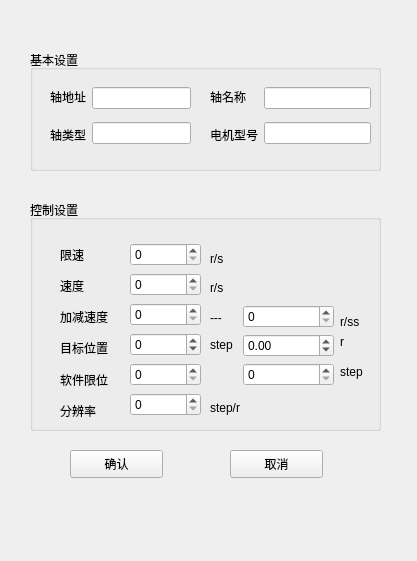
Above: setui.ui from Mr-tang0/motor before the change. Below: the same form after it.
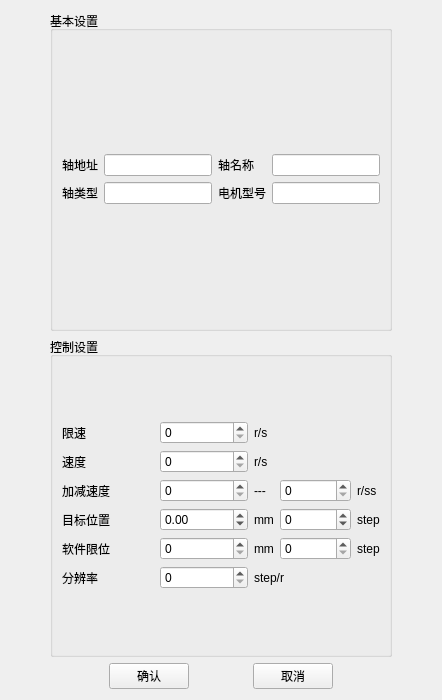
That is the form after the change.

```diff
--- a/setui.ui
+++ b/setui.ui
@@ -6,177 +6,156 @@
    <rect>
     <x>0</x>
     <y>0</y>
-    <width>417</width>
-    <height>561</height>
+    <width>442</width>
+    <height>700</height>
    </rect>
   </property>
   <property name="windowTitle">
    <string>Form</string>
   </property>
+  <layout class="QGridLayout" name="gridLayout_5">
+   <item row="0" column="0">
+    <layout class="QGridLayout" name="gridLayout_4">
+     <item row="0" column="0">
+      <layout class="QHBoxLayout" name="horizontalLayout_5">
+       <item>
+        <spacer name="horizontalSpacer_2">
+         <property name="orientation">
+          <enum>Qt::Horizontal</enum>
+         </property>
+         <property name="sizeHint" stdset="0">
+          <size>
+           <width>40</width>
+           <height>20</height>
+          </size>
+         </property>
+        </spacer>
+       </item>
+       <item>
+        <layout class="QVBoxLayout" name="verticalLayout_5">
+         <item>
+          <widget class="QGroupBox" name="groupBox">
+           <property name="title">
+            <string>基本设置</string>
+           </property>
+           <layout class="QGridLayout" name="gridLayout_6">
+            <item row="0" column="0">
+             <layout class="QHBoxLayout" name="horizontalLayout_6">
+              <item>
+               <layout class="QHBoxLayout" name="horizontalLayout">
+                <item>
+                 <layout class="QVBoxLayout" name="verticalLayout_4">
+                  <item>
+                   <widget class="QLabel" name="label">
+                    <property name="text">
+                     <string>轴地址</string>
+                    </property>
+                   </widget>
+                  </item>
+                  <item>
+                   <widget class="QLabel" name="label_3">
+                    <property name="text">
+                     <string>轴类型</string>
+                    </property>
+                   </widget>
+                  </item>
+                 </layout>
+                </item>
+                <item>
+                 <layout class="QVBoxLayout" name="verticalLayout_2">
+                  <item>
+                   <widget class="QLineEdit" name="addressSet"/>
+                  </item>
+                  <item>
+                   <widget class="QLineEdit" name="typeSet"/>
+                  </item>
+                 </layout>
+                </item>
+               </layout>
+              </item>
+              <item>
+               <layout class="QHBoxLayout" name="horizontalLayout_2">
+                <item>
+                 <layout class="QVBoxLayout" name="verticalLayout_3">
+                  <item>
+                   <widget class="QLabel" name="label_2">
+                    <property name="text">
+                     <string>轴名称</string>
+                    </property>
+                   </widget>
+                  </item>
+                  <item>
+                   <widget class="QLabel" name="label_4">
+                    <property name="text">
+                     <string>电机型号</string>
+                    </property>
+                   </widget>
+                  </item>
+                 </layout>
+                </item>
+                <item>
+                 <layout class="QVBoxLayout" name="verticalLayout">
+                  <item>
+                   <widget class="QLineEdit" name="nameSet"/>
+                  </item>
+                  <item>
+                   <widget class="QLineEdit" name="versionSet"/>
+                  </item>
+                 </layout>
+                </item>
+               </layout>
+              </item>
+             </layout>
+            </item>
+           </layout>
+          </widget>
+         </item>
+         <item>
   <widget class="QGroupBox" name="groupBox_2">
-   <property name="geometry">
-    <rect>
-     <x>30</x>
-     <y>200</y>
-     <width>351</width>
-     <height>231</height>
-    </rect>
-   </property>
    <property name="title">
     <string>控制设置</string>
    </property>
-   <widget class="QLabel" name="label_12">
-    <property name="geometry">
-     <rect>
-      <x>180</x>
-      <y>80</y>
-      <width>71</width>
-      <height>16</height>
-     </rect>
-    </property>
-    <property name="text">
-     <string>r/s</string>
-    </property>
-   </widget>
-   <widget class="QLabel" name="label_11">
-    <property name="geometry">
-     <rect>
-      <x>180</x>
-      <y>51</y>
-      <width>71</width>
-      <height>16</height>
-     </rect>
-    </property>
-    <property name="text">
-     <string>r/s</string>
-    </property>
-   </widget>
-   <widget class="QLabel" name="label_16">
-    <property name="geometry">
-     <rect>
-      <x>180</x>
-      <y>110</y>
-      <width>71</width>
-      <height>16</height>
-     </rect>
-    </property>
-    <property name="text">
-     <string>---</string>
-    </property>
-   </widget>
-   <widget class="QLabel" name="label_17">
-    <property name="geometry">
-     <rect>
-      <x>310</x>
-      <y>134</y>
-      <width>41</width>
-      <height>16</height>
-     </rect>
-    </property>
-    <property name="text">
-     <string>r</string>
-    </property>
-   </widget>
-   <widget class="QLabel" name="label_18">
-    <property name="geometry">
-     <rect>
-      <x>180</x>
-      <y>137</y>
-      <width>41</width>
-      <height>16</height>
-     </rect>
-    </property>
-    <property name="text">
-     <string>step</string>
-    </property>
-   </widget>
-   <widget class="QLabel" name="label_13">
-    <property name="geometry">
-     <rect>
-      <x>310</x>
-      <y>114</y>
-      <width>41</width>
-      <height>16</height>
-     </rect>
-    </property>
-    <property name="text">
-     <string>r/ss</string>
-    </property>
-   </widget>
-   <widget class="QLabel" name="label_19">
-    <property name="geometry">
-     <rect>
-      <x>310</x>
-      <y>164</y>
-      <width>41</width>
-      <height>16</height>
-     </rect>
-    </property>
-    <property name="text">
-     <string>step</string>
-    </property>
-   </widget>
-   <widget class="QLabel" name="label_20">
-    <property name="geometry">
-     <rect>
-      <x>180</x>
-      <y>200</y>
-      <width>71</width>
-      <height>16</height>
-     </rect>
-    </property>
-    <property name="text">
-     <string>step/r</string>
-    </property>
-   </widget>
-   <widget class="QWidget" name="">
-    <property name="geometry">
-     <rect>
-      <x>30</x>
-      <y>42</y>
-      <width>141</width>
-      <height>181</height>
-     </rect>
-    </property>
+           <layout class="QGridLayout" name="gridLayout_3">
+            <item row="0" column="0">
     <layout class="QHBoxLayout" name="horizontalLayout_3">
      <item>
-      <layout class="QVBoxLayout" name="verticalLayout_5">
-       <item>
+               <layout class="QGridLayout" name="gridLayout">
+                <item row="0" column="0">
         <widget class="QLabel" name="label_5">
          <property name="text">
           <string>限速</string>
          </property>
         </widget>
        </item>
-       <item>
+                <item row="1" column="0">
         <widget class="QLabel" name="label_6">
          <property name="text">
           <string>速度</string>
          </property>
         </widget>
        </item>
-       <item>
+                <item row="2" column="0">
         <widget class="QLabel" name="label_9">
          <property name="text">
           <string>加减速度</string>
          </property>
         </widget>
        </item>
-       <item>
+                <item row="3" column="0">
         <widget class="QLabel" name="label_10">
          <property name="text">
           <string>目标位置</string>
          </property>
         </widget>
        </item>
-       <item>
+                <item row="4" column="0">
         <widget class="QLabel" name="label_14">
          <property name="text">
           <string>软件限位</string>
          </property>
         </widget>
        </item>
-       <item>
+                <item row="5" column="0">
         <widget class="QLabel" name="label_15">
          <property name="text">
           <string>分辨率</string>
@@ -186,29 +165,67 @@
       </layout>
      </item>
      <item>
-      <layout class="QVBoxLayout" name="verticalLayout_6">
-       <item>
+               <layout class="QGridLayout" name="gridLayout_2">
+                <item row="1" column="1">
+                 <widget class="QLabel" name="label_12">
+                  <property name="text">
+                   <string>r/s</string>
+                  </property>
+                 </widget>
+                </item>
+                <item row="2" column="3">
+                 <widget class="QLabel" name="label_13">
+                  <property name="text">
+                   <string>r/ss</string>
+                  </property>
+                 </widget>
+                </item>
+                <item row="3" column="3">
+                 <widget class="QLabel" name="label_17">
+                  <property name="text">
+                   <string>step</string>
+                  </property>
+                 </widget>
+                </item>
+                <item row="3" column="0">
+                 <widget class="QDoubleSpinBox" name="ex_pos">
+                  <property name="minimum">
+                   <double>-9999999.000000000000000</double>
+                  </property>
+                  <property name="maximum">
+                   <double>9999999.000000000000000</double>
+                  </property>
+                 </widget>
+                </item>
+                <item row="4" column="0">
+                 <widget class="QSpinBox" name="positionLimitSet1">
+                  <property name="maximum">
+                   <number>99999999</number>
+                  </property>
+                 </widget>
+                </item>
+                <item row="0" column="0">
         <widget class="QSpinBox" name="speedLimitSet">
          <property name="maximum">
           <number>9999</number>
          </property>
         </widget>
        </item>
-       <item>
-        <widget class="QSpinBox" name="speedSet">
+                <item row="5" column="0">
+                 <widget class="QSpinBox" name="resolution">
          <property name="maximum">
-          <number>9999</number>
+                   <number>99999999</number>
          </property>
         </widget>
        </item>
-       <item>
-        <widget class="QSpinBox" name="accSet">
-         <property name="maximum">
-          <number>9999</number>
+                <item row="5" column="1" colspan="2">
+                 <widget class="QLabel" name="label_20">
+                  <property name="text">
+                   <string>step/r</string>
          </property>
         </widget>
        </item>
-       <item>
+                <item row="3" column="2">
         <widget class="QSpinBox" name="positionSet">
          <property name="minimum">
           <number>-99999999</number>
@@ -218,65 +235,63 @@
          </property>
         </widget>
        </item>
-       <item>
-        <widget class="QSpinBox" name="positionLimitSet1">
-         <property name="maximum">
-          <number>99999999</number>
+                <item row="4" column="3">
+                 <widget class="QLabel" name="label_19">
+                  <property name="text">
+                   <string>step</string>
          </property>
         </widget>
        </item>
-       <item>
-        <widget class="QSpinBox" name="resolution">
+                <item row="2" column="0">
+                 <widget class="QSpinBox" name="accSet">
          <property name="maximum">
-          <number>99999999</number>
+                   <number>9999</number>
          </property>
         </widget>
        </item>
-      </layout>
-     </item>
-    </layout>
-   </widget>
-   <widget class="QWidget" name="">
-    <property name="geometry">
-     <rect>
-      <x>213</x>
-      <y>45</y>
-      <width>91</width>
-      <height>141</height>
-     </rect>
-    </property>
-    <layout class="QVBoxLayout" name="verticalLayout_7">
-     <item>
-      <spacer name="verticalSpacer">
-       <property name="orientation">
-        <enum>Qt::Vertical</enum>
-       </property>
-       <property name="sizeHint" stdset="0">
-        <size>
-         <width>20</width>
-         <height>40</height>
-        </size>
-       </property>
-      </spacer>
-     </item>
-     <item>
+                <item row="2" column="1">
+                 <widget class="QLabel" name="label_16">
+                  <property name="text">
+                   <string>---</string>
+                  </property>
+                 </widget>
+                </item>
+                <item row="4" column="1">
+                 <widget class="QLabel" name="label_21">
+                  <property name="text">
+                   <string>mm</string>
+                  </property>
+                 </widget>
+                </item>
+                <item row="0" column="1">
+                 <widget class="QLabel" name="label_11">
+                  <property name="text">
+                   <string>r/s</string>
+                  </property>
+                 </widget>
+                </item>
+                <item row="2" column="2">
       <widget class="QSpinBox" name="decSet">
        <property name="maximum">
         <number>9999</number>
        </property>
       </widget>
      </item>
-     <item>
-      <widget class="QDoubleSpinBox" name="ex_pos">
-       <property name="minimum">
-        <double>-9999999.000000000000000</double>
-       </property>
+                <item row="3" column="1">
+                 <widget class="QLabel" name="label_18">
+                  <property name="text">
+                   <string>mm</string>
+                  </property>
+                 </widget>
+                </item>
+                <item row="1" column="0">
+                 <widget class="QSpinBox" name="speedSet">
        <property name="maximum">
-        <double>9999999.000000000000000</double>
+                   <number>9999</number>
        </property>
       </widget>
      </item>
-     <item>
+                <item row="4" column="2">
       <widget class="QSpinBox" name="positionLimitSet2">
        <property name="maximum">
         <number>99999999</number>
@@ -284,17 +299,29 @@
       </widget>
      </item>
     </layout>
-   </widget>
-  </widget>
+              </item>
+             </layout>
+            </item>
+           </layout>
+          </widget>
+         </item>
+         <item>
+          <layout class="QHBoxLayout" name="horizontalLayout_4">
+           <item>
+            <spacer name="horizontalSpacer_5">
+             <property name="orientation">
+              <enum>Qt::Horizontal</enum>
+             </property>
+             <property name="sizeHint" stdset="0">
+              <size>
+               <width>40</width>
+               <height>20</height>
+              </size>
+             </property>
+            </spacer>
+           </item>
+           <item>
   <widget class="QPushButton" name="yes">
-   <property name="geometry">
-    <rect>
-     <x>70</x>
-     <y>450</y>
-     <width>93</width>
-     <height>28</height>
-    </rect>
-   </property>
    <property name="styleSheet">
     <string notr="true">font: 9pt &quot;黑体&quot;;</string>
    </property>
@@ -302,15 +329,22 @@
     <string>确认</string>
    </property>
   </widget>
+           </item>
+           <item>
+            <spacer name="horizontalSpacer">
+             <property name="orientation">
+              <enum>Qt::Horizontal</enum>
+             </property>
+             <property name="sizeHint" stdset="0">
+              <size>
+               <width>40</width>
+               <height>20</height>
+              </size>
+             </property>
+            </spacer>
+           </item>
+           <item>
   <widget class="QPushButton" name="cancel">
-   <property name="geometry">
-    <rect>
-     <x>230</x>
-     <y>450</y>
-     <width>93</width>
-     <height>28</height>
-    </rect>
-   </property>
    <property name="styleSheet">
     <string notr="true">font: 9pt &quot;黑体&quot;;</string>
    </property>
@@ -318,99 +352,42 @@
     <string>取消</string>
    </property>
   </widget>
-  <widget class="QGroupBox" name="groupBox">
-   <property name="geometry">
-    <rect>
-     <x>30</x>
-     <y>50</y>
-     <width>351</width>
-     <height>121</height>
-    </rect>
-   </property>
-   <property name="title">
-    <string>基本设置</string>
-   </property>
-   <widget class="QWidget" name="layoutWidget">
-    <property name="geometry">
-     <rect>
-      <x>180</x>
-      <y>30</y>
-      <width>161</width>
-      <height>71</height>
-     </rect>
-    </property>
-    <layout class="QHBoxLayout" name="horizontalLayout_2">
-     <item>
-      <layout class="QVBoxLayout" name="verticalLayout_3">
-       <item>
-        <widget class="QLabel" name="label_2">
-         <property name="text">
-          <string>轴名称</string>
-         </property>
-        </widget>
        </item>
        <item>
-        <widget class="QLabel" name="label_4">
-         <property name="text">
-          <string>电机型号</string>
-         </property>
-        </widget>
+            <spacer name="horizontalSpacer_4">
+             <property name="orientation">
+              <enum>Qt::Horizontal</enum>
+             </property>
+             <property name="sizeHint" stdset="0">
+              <size>
+               <width>40</width>
+               <height>20</height>
+              </size>
+             </property>
+            </spacer>
        </item>
       </layout>
      </item>
-     <item>
-      <layout class="QVBoxLayout" name="verticalLayout">
-       <item>
-        <widget class="QLineEdit" name="nameSet"/>
-       </item>
-       <item>
-        <widget class="QLineEdit" name="versionSet"/>
-       </item>
-      </layout>
-     </item>
-    </layout>
-   </widget>
-   <widget class="QWidget" name="layoutWidget_2">
-    <property name="geometry">
-     <rect>
-      <x>20</x>
-      <y>30</y>
-      <width>141</width>
-      <height>71</height>
-     </rect>
-    </property>
-    <layout class="QHBoxLayout" name="horizontalLayout">
+        </layout>
+       </item>
      <item>
-      <layout class="QVBoxLayout" name="verticalLayout_4">
-       <item>
-        <widget class="QLabel" name="label">
-         <property name="text">
-          <string>轴地址</string>
+        <spacer name="horizontalSpacer_3">
+         <property name="orientation">
+          <enum>Qt::Horizontal</enum>
          </property>
-        </widget>
-       </item>
-       <item>
-        <widget class="QLabel" name="label_3">
-         <property name="text">
-          <string>轴类型</string>
+         <property name="sizeHint" stdset="0">
+          <size>
+           <width>40</width>
+           <height>20</height>
+          </size>
          </property>
-        </widget>
+        </spacer>
        </item>
       </layout>
      </item>
-     <item>
-      <layout class="QVBoxLayout" name="verticalLayout_2">
-       <item>
-        <widget class="QLineEdit" name="addressSet"/>
-       </item>
-       <item>
-        <widget class="QLineEdit" name="typeSet"/>
-       </item>
       </layout>
      </item>
     </layout>
-   </widget>
-  </widget>
  </widget>
  <resources/>
  <connections/>
```
Lines whose indentation alone changed are shown as unchanged.
